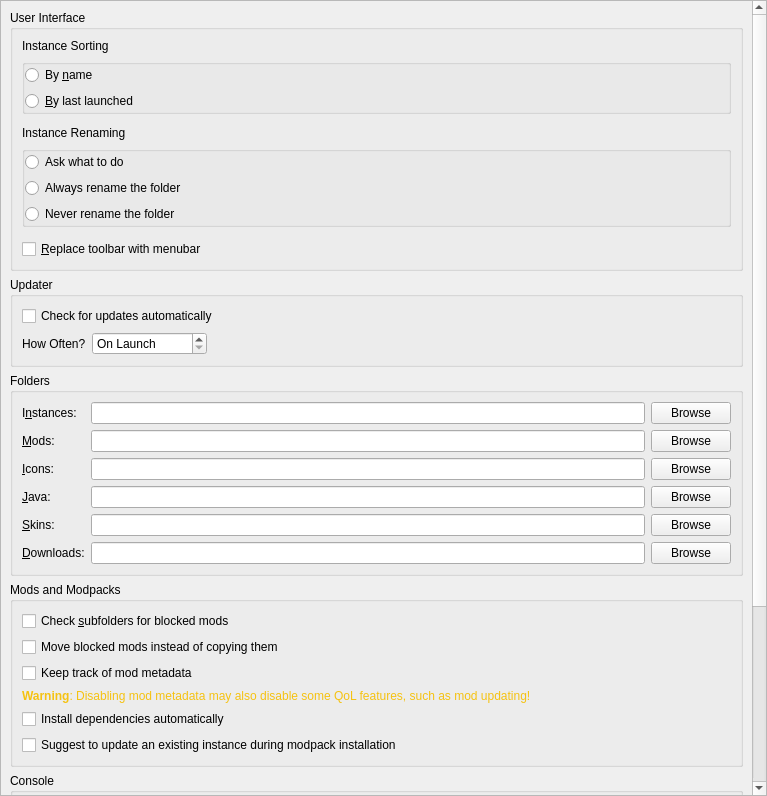
Old version of the form launcher/ui/pages/global/LauncherPage.ui in the repository FreesmTeam/FreesmLauncher.
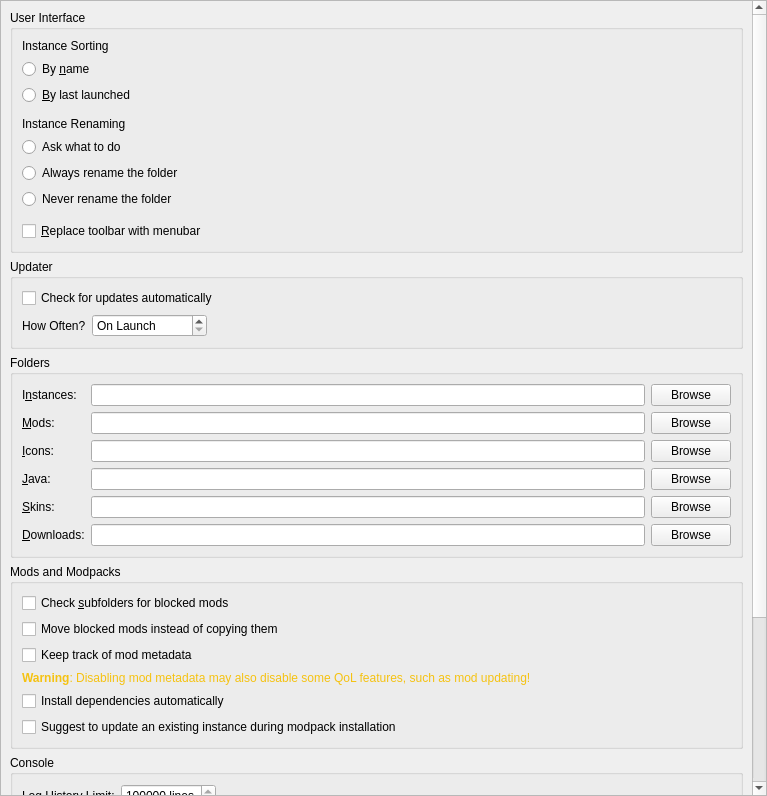
New version of the form.

Commit message: Remove invisible GroupBoxes (they appear on Fusion)

The edit to the form file:
```diff
--- a/launcher/ui/pages/global/LauncherPage.ui
+++ b/launcher/ui/pages/global/LauncherPage.ui
@@ -43,7 +43,7 @@
         <x>0</x>
         <y>0</y>
         <width>746</width>
-        <height>1202</height>
+        <height>1194</height>
        </rect>
       </property>
       <layout class="QVBoxLayout" name="verticalLayout_8">
@@ -64,27 +64,6 @@
            </widget>
           </item>
           <item>
-           <widget class="QGroupBox" name="instanceSortBox">
-            <property name="title">
-             <string/>
-            </property>
-            <property name="flat">
-             <bool>true</bool>
-            </property>
-            <layout class="QVBoxLayout" name="verticalLayout_3">
-             <property name="leftMargin">
-              <number>0</number>
-             </property>
-             <property name="topMargin">
-              <number>0</number>
-             </property>
-             <property name="rightMargin">
-              <number>0</number>
-             </property>
-             <property name="bottomMargin">
-              <number>0</number>
-             </property>
-             <item>
               <widget class="QRadioButton" name="sortByNameBtn">
                <property name="text">
                 <string>By &amp;name</string>
@@ -104,9 +83,6 @@
                </attribute>
               </widget>
              </item>
-            </layout>
-           </widget>
-          </item>
           <item>
            <spacer name="verticalSpacer">
             <property name="orientation">
@@ -131,27 +107,6 @@
            </widget>
           </item>
           <item>
-           <widget class="QGroupBox" name="groupBox">
-            <property name="title">
-             <string/>
-            </property>
-            <property name="flat">
-             <bool>true</bool>
-            </property>
-            <layout class="QVBoxLayout" name="verticalLayout_5">
-             <property name="leftMargin">
-              <number>0</number>
-             </property>
-             <property name="topMargin">
-              <number>0</number>
-             </property>
-             <property name="rightMargin">
-              <number>0</number>
-             </property>
-             <property name="bottomMargin">
-              <number>0</number>
-             </property>
-             <item>
               <widget class="QRadioButton" name="askToRenameDirBtn">
                <property name="text">
                 <string>Ask what to do</string>
@@ -170,9 +125,9 @@
                <property name="text">
                 <string>Never rename the folder</string>
                </property>
-              </widget>
-             </item>
-            </layout>
+            <attribute name="buttonGroup">
+             <string notr="true">renamingBehaviorGroup</string>
+            </attribute>
            </widget>
           </item>
           <item>
```
Left out of the diff: 7 changed lines with no effect on the pictures. Lines whose indentation alone changed are shown as unchanged.
